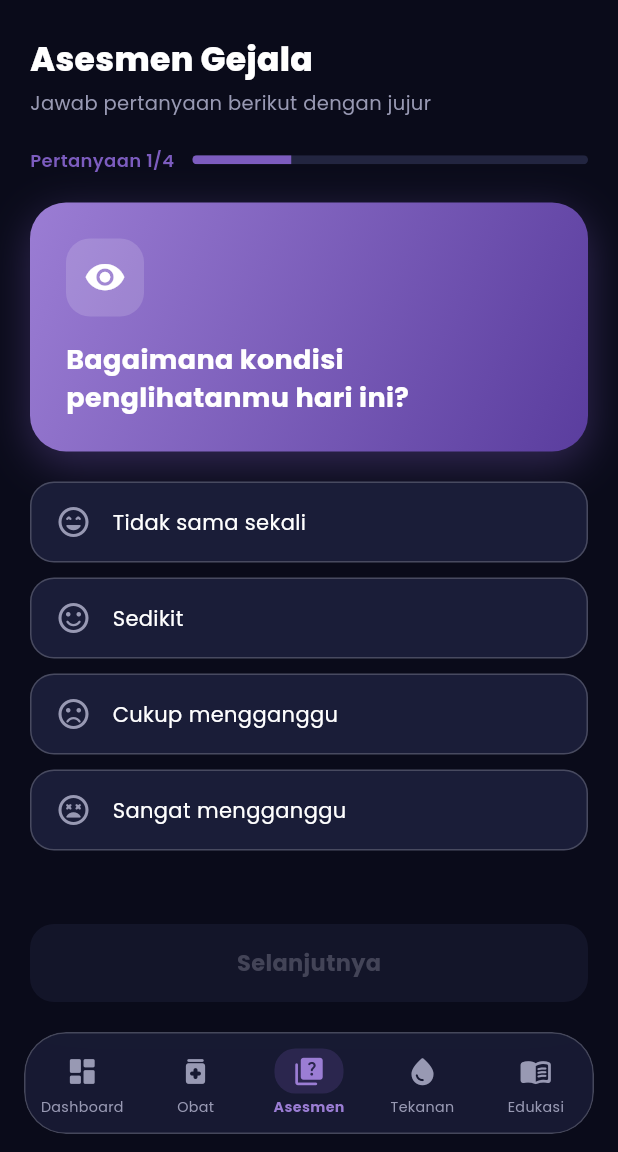
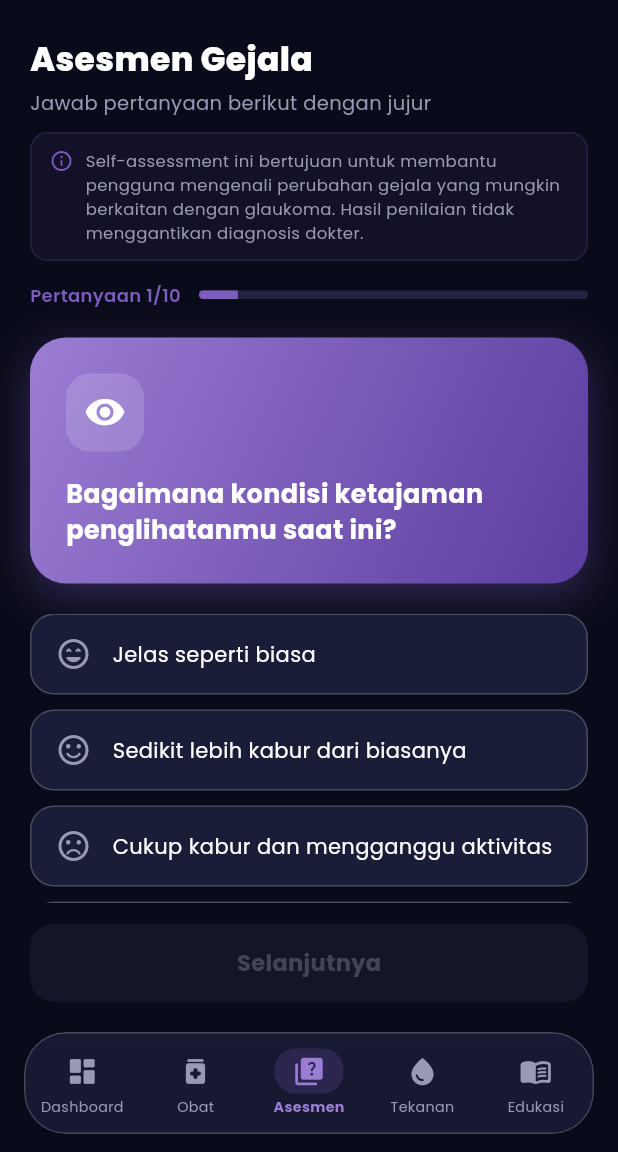
Before and after one commit to starboydingin/glauco_care, a Flutter app: the screen it shows after launch, item 3 of the bottom bar chosen, on a phone screen of 412 x 824 dp, the part 84-1236 px from its top. Run offline on Flutter 3.47's test engine with Material 3 defaults, Android fonts, the light colour scheme and no system bars; our stand-ins replace fl_chart, go_router, google_fonts.

Commit message:
update fitur self assessment (penambahan soal soal self assessment & beberapa kalimat)

```diff
--- a/lib/core/constants/app_strings.dart
+++ b/lib/core/constants/app_strings.dart
@@ -45,10 +45,16 @@ class AppStrings {
   static const String restartAssessment = 'Ulangi Asesmen';
 
   static const List<String> questions = [
-    'Bagaimana kondisi penglihatanmu hari ini?',
-    'Apakah matamu terasa sakit atau tidak nyaman?',
-    'Apakah kamu mengalami sakit kepala di sekitar mata?',
-    'Apakah kamu melihat halo di sekitar lampu?',
+    'Bagaimana kondisi ketajaman penglihatanmu saat ini?',
+    'Apakah kamu merasakan tekanan atau rasa berat pada bola mata?',
+    'Apakah kamu mengalami sakit kepala di sekitar mata atau dahi?',
+    'Apakah kamu melihat lingkaran cahaya (halo) di sekitar lampu, terutama saat malam hari?',
+    'Apakah penglihatan di bagian samping terasa berkurang atau menyempit?',
+    'Apakah kamu mengalami mata merah tanpa sebab yang jelas?',
+    'Apakah matamu terasa lebih sensitif terhadap cahaya terang?',
+    'Apakah kamu merasa penglihatan memburuk secara perlahan dalam beberapa minggu terakhir?',
+    'Apakah kamu mengalami kesulitan melihat dalam kondisi cahaya redup atau malam hari?',
+    'Apakah kamu pernah merasakan nyeri mata yang disertai mual atau rasa tidak nyaman pada mata?',
   ];
 
   static const List<String> answerOptions = [
--- a/lib/presentation/screens/assessment/assessment_screen.dart
+++ b/lib/presentation/screens/assessment/assessment_screen.dart
@@ -13,7 +13,10 @@ class AssessmentScreen extends StatefulWidget {
 class _AssessmentScreenState extends State<AssessmentScreen>
     with SingleTickerProviderStateMixin {
   int _currentQuestion = 0;
-  final List<int?> _answers = [null, null, null, null];
+  final List<int?> _answers = [
+    null, null, null, null, null,
+    null, null, null, null, null,
+  ];
   bool _showResult = false;
 
   late AnimationController _animController;
@@ -22,20 +25,106 @@ class _AssessmentScreenState extends State<AssessmentScreen>
 
   static const List<_QuestionData> _questions = [
     _QuestionData(
-      index: 0,
+      text: 'Bagaimana kondisi ketajaman penglihatanmu saat ini?',
       icon: Icons.visibility_rounded,
+      options: [
+        'Jelas seperti biasa',
+        'Sedikit lebih kabur dari biasanya',
+        'Cukup kabur dan mengganggu aktivitas',
+        'Sangat kabur',
+      ],
     ),
     _QuestionData(
-      index: 1,
+      text: 'Apakah kamu merasakan tekanan atau rasa berat pada bola mata?',
       icon: Icons.healing_rounded,
+      options: [
+        'Tidak ada sama sekali',
+        'Kadang terasa ringan',
+        'Cukup terasa dan mengganggu',
+        'Sangat terasa / nyeri',
+      ],
     ),
     _QuestionData(
-      index: 2,
+      text: 'Apakah kamu mengalami sakit kepala di sekitar mata atau dahi?',
       icon: Icons.sick_rounded,
+      options: [
+        'Tidak pernah',
+        'Kadang terjadi',
+        'Cukup sering terjadi',
+        'Sangat sering atau berat',
+      ],
     ),
     _QuestionData(
-      index: 3,
+      text: 'Apakah kamu melihat lingkaran cahaya (halo) di sekitar lampu, terutama saat malam hari?',
       icon: Icons.light_mode_rounded,
+      options: [
+        'Tidak pernah melihat',
+        'Kadang terlihat',
+        'Cukup sering terlihat',
+        'Hampir selalu terlihat',
+      ],
+    ),
+    _QuestionData(
+      text: 'Apakah penglihatan di bagian samping terasa berkurang atau menyempit?',
+      icon: Icons.panorama_wide_angle_rounded,
+      options: [
+        'Tidak ada perubahan',
+        'Sedikit berkurang',
+        'Cukup terasa menyempit',
+        'Sangat menyempit',
+      ],
+      note:
+          'Gejala ini penting karena glaukoma sering menyebabkan penurunan penglihatan perifer secara perlahan.',
+    ),
+    _QuestionData(
+      text: 'Apakah kamu mengalami mata merah tanpa sebab yang jelas?',
+      icon: Icons.remove_red_eye_rounded,
+      options: [
+        'Tidak pernah',
+        'Jarang terjadi',
+        'Kadang terjadi',
+        'Sering terjadi',
+      ],
+    ),
+    _QuestionData(
+      text: 'Apakah matamu terasa lebih sensitif terhadap cahaya terang?',
+      icon: Icons.wb_sunny_rounded,
+      options: [
+        'Tidak sensitif',
+        'Sedikit sensitif',
+        'Cukup sensitif',
+        'Sangat sensitif / silau',
+      ],
+    ),
+    _QuestionData(
+      text: 'Apakah kamu merasa penglihatan memburuk secara perlahan dalam beberapa minggu terakhir?',
+      icon: Icons.trending_down_rounded,
+      options: [
+        'Tidak ada perubahan',
+        'Sedikit memburuk',
+        'Cukup memburuk',
+        'Memburuk secara signifikan',
+      ],
+    ),
+    _QuestionData(
+      text: 'Apakah kamu mengalami kesulitan melihat dalam kondisi cahaya redup atau malam hari?',
+      icon: Icons.nights_stay_rounded,
+      options: [
+        'Tidak ada kesulitan',
+        'Sedikit lebih sulit',
+        'Cukup sulit',
+        'Sangat sulit',
+      ],
+    ),
+    _QuestionData(
+      text: 'Apakah kamu pernah merasakan nyeri mata yang disertai mual atau rasa tidak nyaman pada mata?',
+      icon: Icons.sentiment_very_dissatisfied_rounded,
+      options: [
+        'Tidak pernah',
+        'Pernah sekali atau dua kali',
+        'Kadang terjadi',
+        'Sering terjadi',
+      ],
     ),
   ];
 
@@ -68,7 +157,7 @@ class _AssessmentScreenState extends State<AssessmentScreen>
   void _nextQuestion() {
     if (_answers[_currentQuestion] == null) return;
 
-    if (_currentQuestion < 3) {
+    if (_currentQuestion < 9) {
       _animController.forward(from: 0);
       setState(() => _currentQuestion++);
     } else {
@@ -80,7 +169,7 @@ class _AssessmentScreenState extends State<AssessmentScreen>
     _animController.forward(from: 0);
     setState(() {
       _currentQuestion = 0;
-      _answers.fillRange(0, 4, null);
+      _answers.fillRange(0, 10, null);
       _showResult = false;
     });
   }
@@ -90,7 +179,7 @@ class _AssessmentScreenState extends State<AssessmentScreen>
 
   _ResultData get _result {
     final score = _totalScore;
-    if (score <= 3) {
+    if (score <= 9) {
       return const _ResultData(
         title: 'Kondisi Stabil',
         subtitle:
@@ -99,7 +188,7 @@ class _AssessmentScreenState extends State<AssessmentScreen>
         colors: AppColors.gradientGreen,
         statusColor: AppColors.statusHealthy,
       );
-    } else if (score <= 7) {
+    } else if (score <= 19) {
       return const _ResultData(
         title: 'Perlu Dipantau',
         subtitle:
@@ -178,34 +267,23 @@ class _QuestionnaireView extends StatelessWidget {
     required this.onNext,
   });
 
-  static const List<_AnswerOption> _options = [
-    _AnswerOption(
-        label: 'Tidak sama sekali',
-        score: 0,
-        color: AppColors.statusHealthy,
-        icon: Icons.sentiment_very_satisfied_rounded),
-    _AnswerOption(
-        label: 'Sedikit',
-        score: 1,
-        color: AppColors.statusMonitor,
-        icon: Icons.sentiment_satisfied_rounded),
-    _AnswerOption(
-        label: 'Cukup mengganggu',
-        score: 2,
-        color: AppColors.statusDoctor,
-        icon: Icons.sentiment_dissatisfied_rounded),
-    _AnswerOption(
-        label: 'Sangat mengganggu',
-        score: 3,
-        color: AppColors.statusDanger,
-        icon: Icons.sentiment_very_dissatisfied_rounded),
+  static const List<Color> _optColors = [
+    AppColors.statusHealthy,
+    AppColors.statusMonitor,
+    AppColors.statusDoctor,
+    AppColors.statusDanger,
+  ];
+  static const List<IconData> _optIcons = [
+    Icons.sentiment_very_satisfied_rounded,
+    Icons.sentiment_satisfied_rounded,
+    Icons.sentiment_dissatisfied_rounded,
+    Icons.sentiment_very_dissatisfied_rounded,
   ];
 
   @override
   Widget build(BuildContext context) {
     final q = questions[currentQuestion];
     final selected = answers[currentQuestion];
-    final questionText = AppStrings.questions[q.index];
     final canProceed = selected != null;
 
     return Padding(
@@ -220,12 +298,40 @@ class _QuestionnaireView extends StatelessWidget {
         const SizedBox(height: 4),
         Text(AppStrings.assessmentSubtitle,
             style: TextStyle(fontSize: 13, color: textSec)),
-        const SizedBox(height: 20),
+        const SizedBox(height: 10),
+
+        // ── Disclaimer ─────────────────────────────────────────────
+        Container(
+          padding:
+              const EdgeInsets.symmetric(horizontal: 12, vertical: 10),
+          decoration: BoxDecoration(
+            color: AppColors.primary.withValues(alpha: 0.08),
+            borderRadius: BorderRadius.circular(12),
+            border: Border.all(
+                color: AppColors.primary.withValues(alpha: 0.2)),
+          ),
+          child: Row(
+            crossAxisAlignment: CrossAxisAlignment.start,
+            children: [
+              const Icon(Icons.info_outline_rounded,
+                  color: AppColors.primary, size: 16),
+              const SizedBox(width: 8),
+              Expanded(
+                child: Text(
+                  'Self-assessment ini bertujuan untuk membantu pengguna mengenali perubahan gejala yang mungkin berkaitan dengan glaukoma. Hasil penilaian tidak menggantikan diagnosis dokter.',
+                  style: TextStyle(
+                      fontSize: 11, color: textSec, height: 1.5),
+                ),
+              ),
+            ],
+          ),
+        ),
+        const SizedBox(height: 14),
 
         // ── Progress ───────────────────────────────────────────────
         Row(children: [
           Text(
-            'Pertanyaan ${currentQuestion + 1}/4',
+            'Pertanyaan ${currentQuestion + 1}/10',
             style: const TextStyle(
                 fontSize: 12,
                 color: AppColors.primary,
@@ -236,7 +342,7 @@ class _QuestionnaireView extends StatelessWidget {
             child: ClipRRect(
               borderRadius: BorderRadius.circular(4),
               child: LinearProgressIndicator(
-                value: (currentQuestion + 1) / 4,
+                value: (currentQuestion + 1) / 10,
                 backgroundColor: isDark
                     ? AppColors.darkCardAlt
                     : AppColors.lightCardAlt,
@@ -286,12 +392,37 @@ class _QuestionnaireView extends StatelessWidget {
                       child: Icon(q.icon, color: Colors.white, size: 28),
                     ),
                     const SizedBox(height: 16),
-                    Text(questionText,
+                    Text(q.text,
                         style: const TextStyle(
-                            fontSize: 18,
+                            fontSize: 17,
                             fontWeight: FontWeight.w700,
                             color: Colors.white,
                             height: 1.4)),
+                    if (q.note != null) ...[
+                      const SizedBox(height: 10),
+                      Container(
+                        padding: const EdgeInsets.all(10),
+                        decoration: BoxDecoration(
+                          color: Colors.white.withValues(alpha: 0.12),
+                          borderRadius: BorderRadius.circular(10),
+                        ),
+                        child: Row(
+                          crossAxisAlignment: CrossAxisAlignment.start,
+                          children: [
+                            const Icon(Icons.lightbulb_outline_rounded,
+                                color: Colors.white70, size: 14),
+                            const SizedBox(width: 6),
+                            Expanded(
+                              child: Text(q.note!,
+                                  style: const TextStyle(
+                                      fontSize: 11,
+                                      color: Colors.white70,
+                                      height: 1.4)),
+                            ),
+                          ],
+                        ),
+                      ),
+                    ],
                   ]),
             ),
           ),
@@ -301,10 +432,12 @@ class _QuestionnaireView extends StatelessWidget {
         // ── Answer Options ─────────────────────────────────────────
         Expanded(
           child: ListView.separated(
-            itemCount: _options.length,
+            itemCount: q.options.length,
             separatorBuilder: (_, __) => const SizedBox(height: 10),
             itemBuilder: (context, i) {
-              final opt = _options[i];
+              final color = _optColors[i];
+              final icon = _optIcons[i];
+              final label = q.options[i];
               final isSelected = selected == i;
               return GestureDetector(
                 onTap: () => onSelect(i),
@@ -314,14 +447,14 @@ class _QuestionnaireView extends StatelessWidget {
                       horizontal: 16, vertical: 14),
                   decoration: BoxDecoration(
                     color: isSelected
-                        ? opt.color.withValues(alpha: 0.12)
+                        ? color.withValues(alpha: 0.12)
                         : (isDark
                             ? AppColors.darkCard
                             : AppColors.lightCard),
                     borderRadius: BorderRadius.circular(16),
                     border: Border.all(
                       color: isSelected
-                          ? opt.color
+                          ? color
                           : (isDark
                               ? AppColors.darkBorder
                               : AppColors.lightBorder),
@@ -330,29 +463,29 @@ class _QuestionnaireView extends StatelessWidget {
                     boxShadow: isSelected
                         ? [
                             BoxShadow(
-                              color: opt.color.withValues(alpha: 0.3),
+                              color: color.withValues(alpha: 0.3),
                               blurRadius: 12,
                             )
                           ]
                         : [],
                   ),
                   child: Row(children: [
-                    Icon(opt.icon,
-                        color: isSelected ? opt.color : textSec,
+                    Icon(icon,
+                        color: isSelected ? color : textSec,
                         size: 24),
                     const SizedBox(width: 14),
                     Expanded(
-                      child: Text(opt.label,
+                      child: Text(label,
                           style: TextStyle(
                               fontSize: 14,
                               fontWeight: isSelected
                                   ? FontWeight.w700
                                   : FontWeight.w400,
-                              color: isSelected ? opt.color : textPrimary)),
+                              color: isSelected ? color : textPrimary)),
                     ),
                     if (isSelected)
                       Icon(Icons.check_circle_rounded,
-                          color: opt.color, size: 20),
+                          color: color, size: 20),
                   ]),
                 ),
               );
@@ -397,7 +530,7 @@ class _QuestionnaireView extends StatelessWidget {
               ),
               alignment: Alignment.center,
               child: Text(
-                currentQuestion < 3
+                currentQuestion < 9
                     ? AppStrings.nextQuestion
                     : AppStrings.seeResult,
                 style: TextStyle(
@@ -555,22 +688,19 @@ class _ResultScreen extends StatelessWidget {
 // ─── Data Classes ────────────────────────────────────────────────────────────
 
 class _QuestionData {
-  final int index;
+  final String text;
   final IconData icon;
-  const _QuestionData({required this.index, required this.icon});
+  final List<String> options;
+  final String? note;
+  const _QuestionData({
+    required this.text,
+    required this.icon,
+    required this.options,
+    this.note,
+  });
 }
 
-class _AnswerOption {
-  final String label;
-  final int score;
-  final Color color;
-  final IconData icon;
-  const _AnswerOption(
-      {required this.label,
-      required this.score,
-      required this.color,
-      required this.icon});
-}
+
 
 class _ResultData {
   final String title;
```
